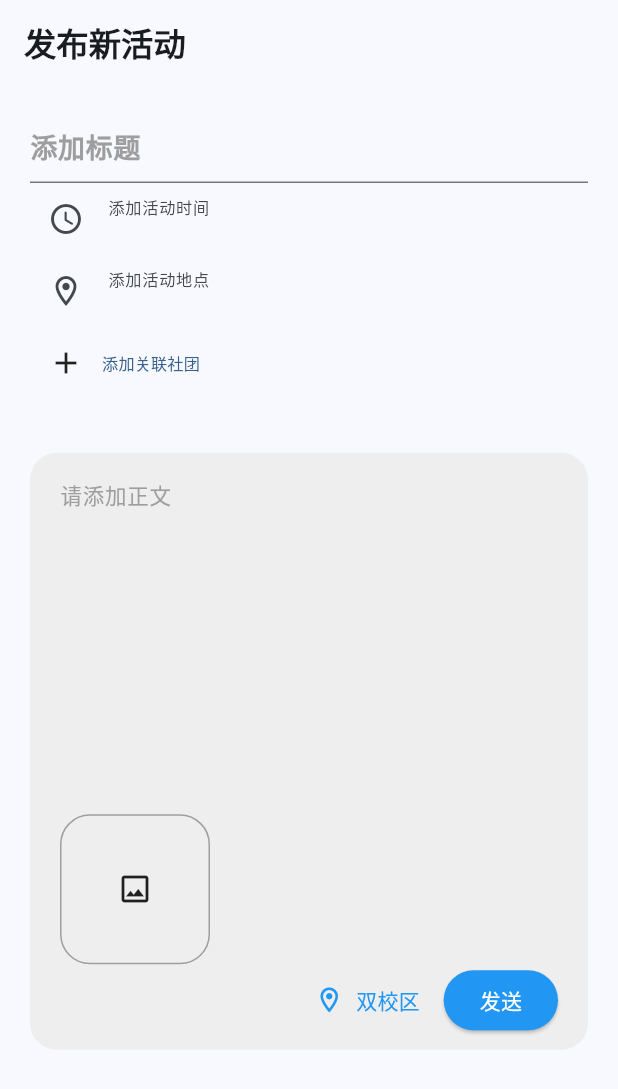
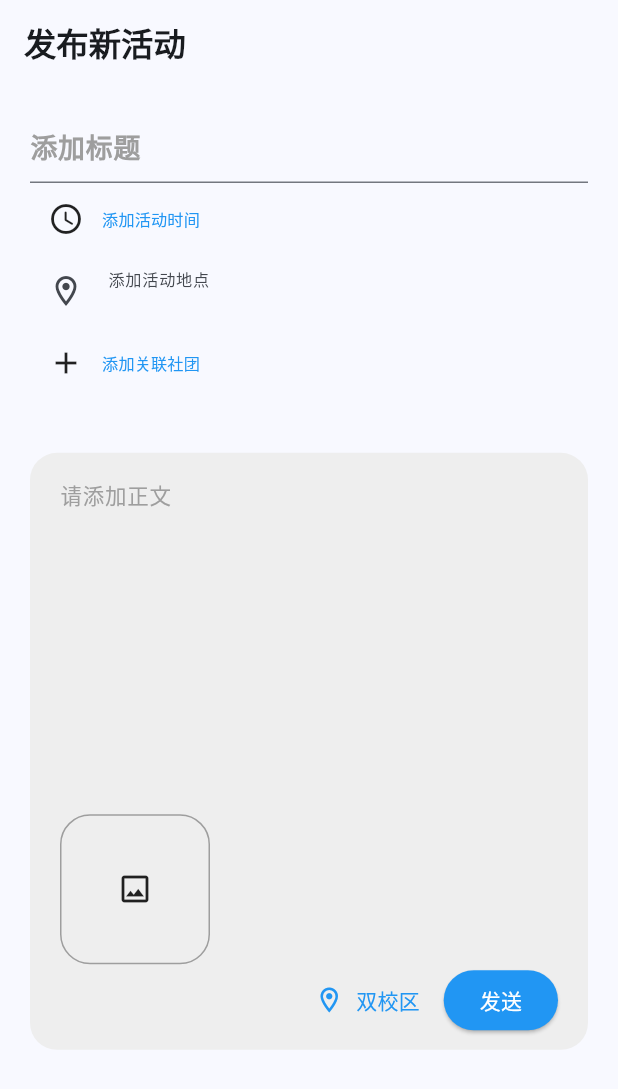
Before and after one commit to Zjerrry/Campus-registration-, a Flutter app: the _Body screen opened directly, on a phone screen of 412 x 824 dp. Shown: the top 1089 px of the screen. Run offline on Flutter 3.47's test engine with Material 3 defaults, Android fonts, the phone set to English and light mode, and no system bars; our stand-ins replace card_swiper, flutter_screenutil, permission_handler, shared_preferences; missing offline and left inert: date_picker_plus, wechat_assets_picker; accounts and stored records are empty.

Commit message:
4.2再次适配和初步活动时间添加功能

```diff
--- a/lib/routes/Event Release/Event Release.dart
+++ b/lib/routes/Event Release/Event Release.dart
@@ -4,6 +4,8 @@ import 'addLinkClub.dart';
 import 'package:test_fist/widgets/ImagePicker.dart';
 import 'package:test_fist/commons/Global.dart';
 import 'package:flutter_screenutil/flutter_screenutil.dart';
+import 'package:date_picker_plus/date_picker_plus.dart';
+import 'addEventTime.dart';
 
 
 class EventReleasePage extends StatefulWidget {
@@ -68,6 +70,7 @@ class _BodyState extends State<_Body> {
 
   @override
   Widget build(BuildContext context) {
+    DateTime? _selectedTime;
     return Scaffold(
         appBar: AppBar(
           automaticallyImplyLeading: false,
@@ -108,18 +111,29 @@ class _BodyState extends State<_Body> {
                       crossAxisAlignment: CrossAxisAlignment.start,
                       children: [
                         //========================活动时间====================================
-                        TextFormField(
-                          controller: _timeController,
-                            style: TextStyle(fontSize: 12.sp),
-                          decoration: InputDecoration(
-                              hintText: "添加活动时间",
-                              hintStyle: TextStyle(fontSize: 12.sp),
-                              border: InputBorder.none,
-                              prefixIcon: Padding(padding: EdgeInsets.symmetric(vertical: 10.h),
-                                child: Icon(Icons.access_time_rounded,size: 24),
-                              )
-                          ),
-                            onChanged: (value)=> GlobalInformation().updateDraft('time', value)
+                        Row(
+                          mainAxisAlignment: MainAxisAlignment.start,
+                          children: [
+                            Padding(padding: EdgeInsets.only(left: 12.w),
+                              child: Icon(Icons.access_time_rounded,size: 24,),
+                            ),
+                            TextButton(
+                                onPressed: () async {
+                                  await Navigator.push(
+                                    context,
+                                    MaterialPageRoute(
+                                      builder: (context) => addEventTime(),
+                                    ),
+                                  );
+                                  setState(() {});
+                                },
+                                child: Text(
+                                  "添加活动时间",
+                                  style: TextStyle(fontSize: 12.sp,
+                                      color: Colors.blue),
+                                )
+                            ),
+                                  ],
                         ),
                         //===========================活动地点 ==============================
                         TextFormField(
@@ -153,7 +167,7 @@ class _BodyState extends State<_Body> {
                                 setState(() {});
                               },
                               child:  Text("添加关联社团",
-                                style: TextStyle(fontSize: 12.sp),),
+                                style: TextStyle(fontSize: 12.sp, color: Colors.blue),),
                             ),
                           ],
                         ),
--- a/lib/routes/Person/PersonPage.dart
+++ b/lib/routes/Person/PersonPage.dart
@@ -71,7 +71,8 @@ class _PersonPageState extends State<PersonPage> {
                             Text(
                               "用户名",
                               style: Theme.of(context).textTheme.titleLarge?.copyWith(
-                                  fontWeight: FontWeight.bold),
+                                  fontWeight: FontWeight.bold,
+                                fontSize:20.sp,),
                               maxLines: 1,
                               overflow: TextOverflow.ellipsis,
                             ),
@@ -79,7 +80,7 @@ class _PersonPageState extends State<PersonPage> {
                               "2023234222",
                               style: TextStyle(
                                 color: Colors.grey[600],
-                                //fontSize: 17,
+                                fontSize: 17.sp,
                               ),
                             ),
                           ]),
--- a/lib/routes/ViewClub/ClubListPage.dart
+++ b/lib/routes/ViewClub/ClubListPage.dart
@@ -102,7 +102,7 @@ class _ClubList_BodyState extends State<ClubList_Body> {
                                   padding: EdgeInsets.symmetric(horizontal: 12.w,vertical: 8.h),
                                 child: Text(truncateText(_ClubListPageState.SearchValue.isNotEmpty ? searchClub[index]:allClub[index], 10),
                                   style: TextStyle(
-                                    fontSize: 16,
+                                    fontSize: 16.sp,
                                     fontWeight: FontWeight.w500,
                                     height: 1.2
                                   ),
--- a/lib/routes/ViewEvent/EventView.dart
+++ b/lib/routes/ViewEvent/EventView.dart
@@ -174,7 +174,8 @@ Widget EventViewList(BuildContext context)
                     Text(
                       "标题$index",
                       style: Theme.of(context).textTheme.titleLarge?.copyWith(
-                          fontWeight: FontWeight.bold),
+                          fontWeight: FontWeight.bold,
+                        fontSize: 20.sp,),
                       maxLines: 1,
                       overflow: TextOverflow.ellipsis,
                     ),
--- a/lib/widgets/SettingButton.dart
+++ b/lib/widgets/SettingButton.dart
@@ -48,7 +48,7 @@ Widget PreButton(VoidCallback onPressed)
         child: Row(
           mainAxisAlignment: MainAxisAlignment.spaceBetween,
           children: [
-            Text("头像",style: TextStyle(fontSize: 20,fontWeight: FontWeight.bold),),
+            Text("头像",style: TextStyle(fontSize: 20.sp,fontWeight: FontWeight.bold),),
             Padding(padding: EdgeInsets.only(left: 220),
               child: Container(
                 height: 50,
@@ -80,9 +80,9 @@ Widget PhoneEmailButton(String title,VoidCallback onPressed,Icon theIcon)
           mainAxisAlignment: MainAxisAlignment.spaceBetween,
           children: [
             theIcon,
-            Text(title,style: const TextStyle(fontSize: 20,fontWeight: FontWeight.bold),),
+            Text(title,style: TextStyle(fontSize: 20.sp,fontWeight: FontWeight.bold),),
             SizedBox(width: 150,),
-            Text("待填写",style: TextStyle(fontSize: 20,color: Colors.grey[400]),),
+            Text("待填写",style: TextStyle(fontSize: 20.sp,color: Colors.grey[400]),),
             IconButton(onPressed: onPressed,
                 icon: const Icon(Icons.arrow_forward_ios)
             )
```
Also changed, not shown: lib/routes/Event Release/addEventTime.dart (added, +45 -0 lines), pubspec.yaml (+4 -3 lines).
